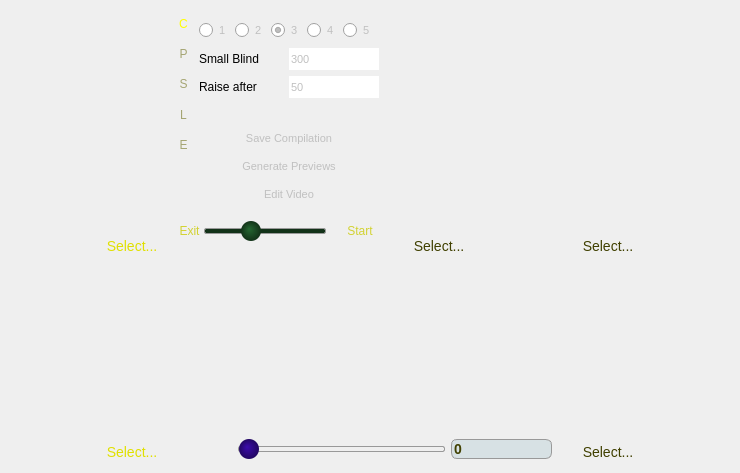
Qt form pokerth/gui/qt/gametableimpl.ui (serious-44/ssp) before a commit.
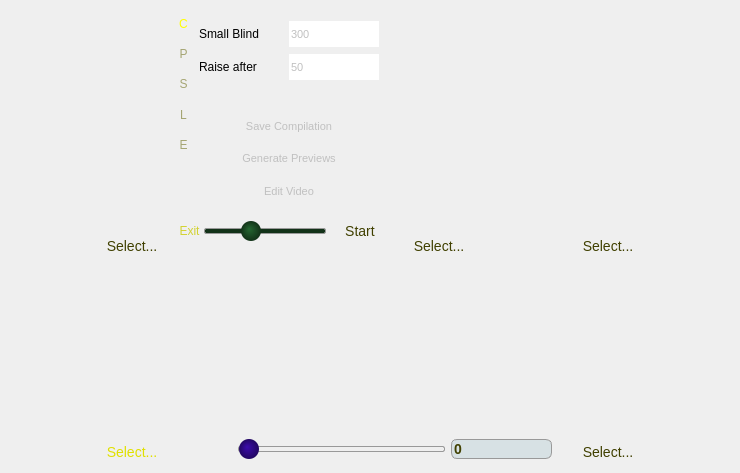
The same form after that commit. Icons and pictures are not drawn. Custom widgets are drawn as their Qt base class.

The edit to the form file:
```diff
--- a/pokerth/gui/qt/gametableimpl.ui
+++ b/pokerth/gui/qt/gametableimpl.ui
@@ -2370,6 +2370,9 @@
             </item>
             <item alignment="Qt::AlignBottom">
              <widget class="MyActionButton" name="selectPlayer2">
+              <property name="enabled">
+               <bool>false</bool>
+              </property>
               <property name="sizePolicy">
                <sizepolicy hsizetype="Preferred" vsizetype="Fixed">
                 <horstretch>0</horstretch>
@@ -2992,150 +2995,7 @@
              <property name="spacing">
               <number>0</number>
              </property>
-             <item row="1" column="1" colspan="4">
-              <widget class="QWidget" name="widget_32" native="true">
-               <property name="sizePolicy">
-                <sizepolicy hsizetype="Preferred" vsizetype="Preferred">
-                 <horstretch>20</horstretch>
-                 <verstretch>4</verstretch>
-                </sizepolicy>
-               </property>
-               <layout class="QHBoxLayout" name="horizontalLayout_15">
-                <property name="spacing">
-                 <number>0</number>
-                </property>
-                <property name="leftMargin">
-                 <number>0</number>
-                </property>
-                <property name="topMargin">
-                 <number>0</number>
-                </property>
-                <property name="rightMargin">
-                 <number>0</number>
-                </property>
-                <property name="bottomMargin">
-                 <number>0</number>
-                </property>
-                <item>
-                 <widget class="QRadioButton" name="radio1Player">
-                  <property name="sizePolicy">
-                   <sizepolicy hsizetype="Preferred" vsizetype="Preferred">
-                    <horstretch>1</horstretch>
-                    <verstretch>4</verstretch>
-                   </sizepolicy>
-                  </property>
-                  <property name="focusPolicy">
-                   <enum>Qt::TabFocus</enum>
-                  </property>
-                  <property name="toolTip">
-                   <string>&lt;html&gt;&lt;head/&gt;&lt;body&gt;&lt;p&gt;&lt;span style=&quot; font-weight:600;&quot;&gt;Ctrl-1&lt;/span&gt; Me + 1 opponent&lt;/p&gt;&lt;/body&gt;&lt;/html&gt;</string>
-                  </property>
-                  <property name="styleSheet">
-                   <string notr="true"/>
-                  </property>
-                  <property name="text">
-                   <string>1</string>
-                  </property>
-                 </widget>
-                </item>
-                <item>
-                 <widget class="QRadioButton" name="radio2Player">
-                  <property name="sizePolicy">
-                   <sizepolicy hsizetype="Preferred" vsizetype="Preferred">
-                    <horstretch>1</horstretch>
-                    <verstretch>4</verstretch>
-                   </sizepolicy>
-                  </property>
-                  <property name="focusPolicy">
-                   <enum>Qt::TabFocus</enum>
-                  </property>
-                  <property name="toolTip">
-                   <string>&lt;html&gt;&lt;head/&gt;&lt;body&gt;&lt;p&gt;&lt;span style=&quot; font-weight:600;&quot;&gt;Ctrl-2&lt;/span&gt; Me + 2 opponents&lt;/p&gt;&lt;/body&gt;&lt;/html&gt;</string>
-                  </property>
-                  <property name="styleSheet">
-                   <string notr="true"/>
-                  </property>
-                  <property name="text">
-                   <string>2</string>
-                  </property>
-                  <property name="checked">
-                   <bool>false</bool>
-                  </property>
-                 </widget>
-                </item>
-                <item>
-                 <widget class="QRadioButton" name="radio3Player">
-                  <property name="sizePolicy">
-                   <sizepolicy hsizetype="Preferred" vsizetype="Preferred">
-                    <horstretch>1</horstretch>
-                    <verstretch>4</verstretch>
-                   </sizepolicy>
-                  </property>
-                  <property name="focusPolicy">
-                   <enum>Qt::TabFocus</enum>
-                  </property>
-                  <property name="toolTip">
-                   <string>&lt;html&gt;&lt;head/&gt;&lt;body&gt;&lt;p&gt;&lt;span style=&quot; font-weight:600;&quot;&gt;Ctrl-3&lt;/span&gt; Me + 3 opponents&lt;/p&gt;&lt;/body&gt;&lt;/html&gt;</string>
-                  </property>
-                  <property name="styleSheet">
-                   <string notr="true"/>
-                  </property>
-                  <property name="text">
-                   <string>3</string>
-                  </property>
-                  <property name="checked">
-                   <bool>true</bool>
-                  </property>
-                 </widget>
-                </item>
-                <item>
-                 <widget class="QRadioButton" name="radio4Player">
-                  <property name="sizePolicy">
-                   <sizepolicy hsizetype="Minimum" vsizetype="Preferred">
-                    <horstretch>1</horstretch>
-                    <verstretch>4</verstretch>
-                   </sizepolicy>
-                  </property>
-                  <property name="toolTip">
-                   <string>&lt;html&gt;&lt;head/&gt;&lt;body&gt;&lt;p&gt;&lt;span style=&quot; font-weight:600;&quot;&gt;Ctrl-4&lt;/span&gt; Me + 4 opponents&lt;/p&gt;&lt;/body&gt;&lt;/html&gt;</string>
-                  </property>
-                  <property name="styleSheet">
-                   <string notr="true"/>
-                  </property>
-                  <property name="text">
-                   <string>4</string>
-                  </property>
-                 </widget>
-                </item>
-                <item>
-                 <widget class="QRadioButton" name="radio5Player">
-                  <property name="sizePolicy">
-                   <sizepolicy hsizetype="Preferred" vsizetype="Preferred">
-                    <horstretch>1</horstretch>
-                    <verstretch>4</verstretch>
-                   </sizepolicy>
-                  </property>
-                  <property name="focusPolicy">
-                   <enum>Qt::TabFocus</enum>
-                  </property>
-                  <property name="toolTip">
-                   <string>&lt;html&gt;&lt;head/&gt;&lt;body&gt;&lt;p&gt;&lt;span style=&quot; font-weight:600;&quot;&gt;Ctrl-5&lt;/span&gt; Me + 5 opponents&lt;/p&gt;&lt;/body&gt;&lt;/html&gt;</string>
-                  </property>
-                  <property name="styleSheet">
-                   <string notr="true"/>
-                  </property>
-                  <property name="text">
-                   <string>5</string>
-                  </property>
-                  <property name="checked">
-                   <bool>false</bool>
-                  </property>
-                 </widget>
-                </item>
-               </layout>
-              </widget>
-             </item>
-             <item row="14" column="1" colspan="4">
+             <item row="12" column="1" colspan="4">
               <widget class="QWidget" name="widget_54" native="true">
                <property name="sizePolicy">
                 <sizepolicy hsizetype="Preferred" vsizetype="Preferred">
@@ -3145,7 +3005,7 @@
                </property>
               </widget>
              </item>
-             <item row="8" column="1" colspan="4">
+             <item row="6" column="1" colspan="4">
               <widget class="QWidget" name="widget_45" native="true">
                <property name="sizePolicy">
                 <sizepolicy hsizetype="Preferred" vsizetype="Preferred">
@@ -3155,7 +3015,7 @@
                </property>
               </widget>
              </item>
-             <item row="13" column="1" colspan="4">
+             <item row="11" column="1" colspan="4">
               <widget class="QPushButton" name="buttonSaveCompilation">
                <property name="sizePolicy">
                 <sizepolicy hsizetype="Preferred" vsizetype="Preferred">
@@ -3174,7 +3034,7 @@
                </property>
               </widget>
              </item>
-             <item row="5" column="3" colspan="2">
+             <item row="3" column="3" colspan="2">
               <widget class="QSpinBox" name="editSmallBlind">
                <property name="sizePolicy">
                 <sizepolicy hsizetype="Preferred" vsizetype="Preferred">
@@ -3208,7 +3068,7 @@
                </property>
               </widget>
              </item>
-             <item row="18" column="1" colspan="4">
+             <item row="16" column="1" colspan="4">
               <widget class="QWidget" name="widget_58" native="true">
                <property name="sizePolicy">
                 <sizepolicy hsizetype="Preferred" vsizetype="Preferred">
@@ -3218,7 +3078,7 @@
                </property>
               </widget>
              </item>
-             <item row="6" column="1" colspan="4">
+             <item row="4" column="1" colspan="4">
               <widget class="QWidget" name="widget_44" native="true">
                <property name="sizePolicy">
                 <sizepolicy hsizetype="Preferred" vsizetype="Preferred">
@@ -3228,7 +3088,7 @@
                </property>
               </widget>
              </item>
-             <item row="7" column="1" colspan="2">
+             <item row="5" column="1" colspan="2">
               <widget class="QLabel" name="label_9">
                <property name="sizePolicy">
                 <sizepolicy hsizetype="Preferred" vsizetype="Preferred">
@@ -3241,7 +3101,7 @@
                </property>
               </widget>
              </item>
-             <item row="5" column="1" colspan="2">
+             <item row="3" column="1" colspan="2">
               <widget class="QLabel" name="label">
                <property name="sizePolicy">
                 <sizepolicy hsizetype="Preferred" vsizetype="Preferred">
@@ -3254,17 +3114,7 @@
                </property>
               </widget>
              </item>
-             <item row="2" column="1" colspan="4">
-              <widget class="QWidget" name="widget_28" native="true">
-               <property name="sizePolicy">
-                <sizepolicy hsizetype="Preferred" vsizetype="Preferred">
-                 <horstretch>0</horstretch>
-                 <verstretch>1</verstretch>
-                </sizepolicy>
-               </property>
-              </widget>
-             </item>
-             <item row="13" column="5">
+             <item row="11" column="5">
               <widget class="QWidget" name="widget_60" native="true">
                <property name="sizePolicy">
                 <sizepolicy hsizetype="Preferred" vsizetype="Preferred">
@@ -3274,7 +3124,7 @@
                </property>
               </widget>
              </item>
-             <item row="17" column="1" colspan="4">
+             <item row="15" column="1" colspan="4">
               <widget class="QPushButton" name="buttonEdit">
                <property name="sizePolicy">
                 <sizepolicy hsizetype="Preferred" vsizetype="Preferred">
@@ -3306,7 +3156,7 @@
                </property>
               </widget>
              </item>
-             <item row="16" column="1" colspan="4">
+             <item row="14" column="1" colspan="4">
               <widget class="QWidget" name="widget_57" native="true">
                <property name="sizePolicy">
                 <sizepolicy hsizetype="Preferred" vsizetype="Preferred">
@@ -3316,7 +3166,7 @@
                </property>
               </widget>
              </item>
-             <item row="7" column="3" colspan="2">
+             <item row="5" column="3" colspan="2">
               <widget class="QSpinBox" name="riseBlinds">
                <property name="sizePolicy">
                 <sizepolicy hsizetype="Minimum" vsizetype="Preferred">
@@ -3347,7 +3197,7 @@
                </property>
               </widget>
              </item>
-             <item row="15" column="1" colspan="4">
+             <item row="13" column="1" colspan="4">
               <widget class="QPushButton" name="buttonGeneratePreviews">
                <property name="sizePolicy">
                 <sizepolicy hsizetype="Preferred" vsizetype="Preferred">
@@ -3366,7 +3216,7 @@
                </property>
               </widget>
              </item>
-             <item row="13" column="0">
+             <item row="11" column="0">
               <widget class="QWidget" name="widget_61" native="true">
                <property name="sizePolicy">
                 <sizepolicy hsizetype="Preferred" vsizetype="Preferred">
@@ -4336,6 +4186,9 @@
             </item>
             <item>
              <widget class="QPushButton" name="pushButton_break">
+              <property name="enabled">
+               <bool>false</bool>
+              </property>
               <property name="sizePolicy">
                <sizepolicy hsizetype="Minimum" vsizetype="Fixed">
                 <horstretch>0</horstretch>
@@ -4385,6 +4238,15 @@
 	font-size:12px;
     color: #ffff00
 }
+QPushButton:disabled {
+	border-image: url(://danuxi1/playeraction_green.png) 8 8 8 8;
+    border-top: 8px transparent;
+    border-bottom: 8px transparent;
+    border-right: 8px transparent;
+    border-left: 8px transparent;
+	font-size:14px;
+	color: #404000
+}
 QPushButton[attention=&quot;checked&quot;] {
 	border-image: url(:/danuxi1/playeraction_green_checked.png) 8 8 8 8;
     border-top: 8px transparent;
@@ -4421,6 +4283,15 @@
 	font-size:14px;
     color:#ffff00
 }
+QPushButton:disabled[attention=&quot;start&quot;] {
+	border-image: url(://danuxi1/playeraction_green.png) 8 8 8 8;
+    border-top: 8px transparent;
+    border-bottom: 8px transparent;
+    border-right: 8px transparent;
+    border-left: 8px transparent;
+	font-size:14px;
+	color: #404000
+}
 QPushButton[attention=&quot;continue&quot;] {
 	border-image: url(:/danuxi1/playeraction_yellow.png) 8 8 8 8;
     border-top: 8px transparent;
```
Left out of the diff: 110 changed lines with no effect on the pictures.
